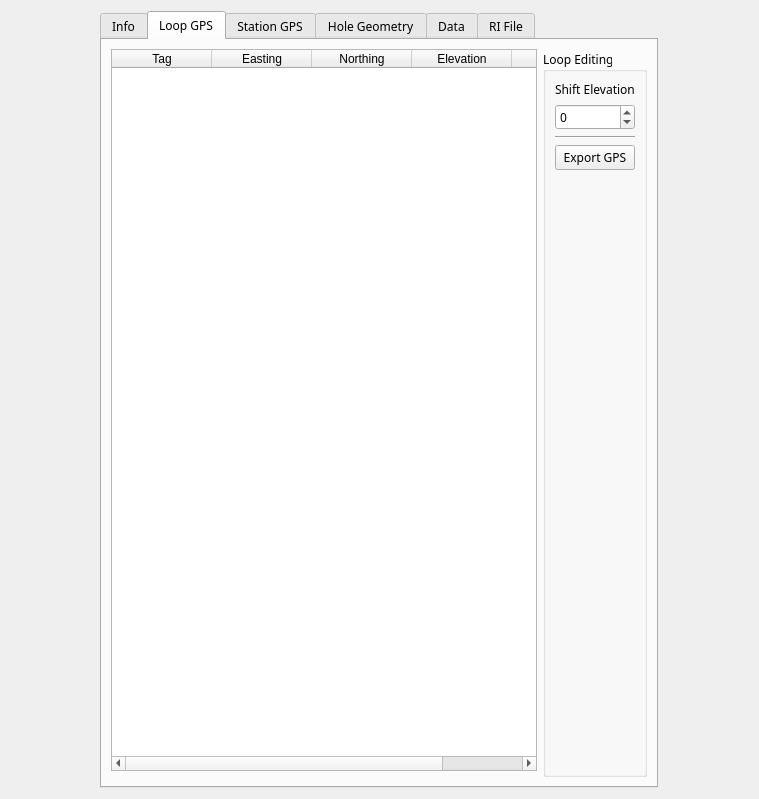
Qt form src/qt_ui/pem_info_widget.ui (Eric-Meunier/Processor-Suite) before a commit.
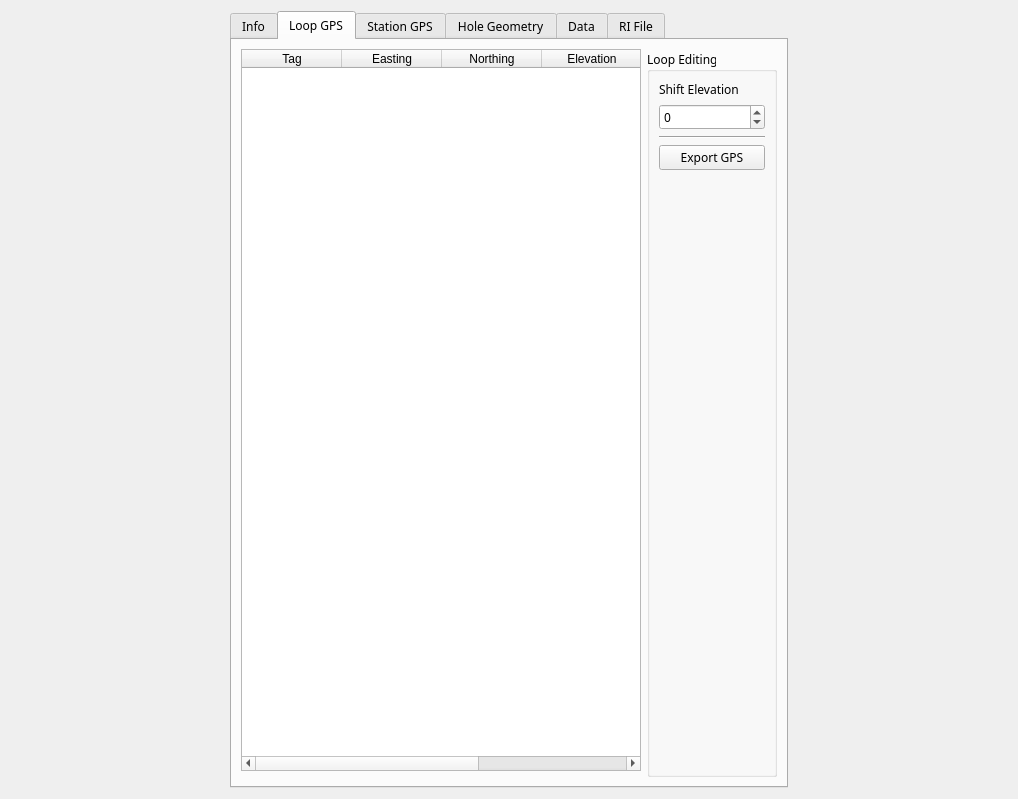
The same form after that commit. The open tabs and pages were chosen to show the change.

Diff of the .ui file:
```diff
--- a/src/qt_ui/pem_info_widget.ui
+++ b/src/qt_ui/pem_info_widget.ui
@@ -6,7 +6,7 @@
    <rect>
     <x>0</x>
     <y>0</y>
-    <width>759</width>
+    <width>1018</width>
     <height>799</height>
    </rect>
   </property>
@@ -36,7 +36,7 @@
      </property>
      <property name="minimumSize">
       <size>
-       <width>400</width>
+       <width>550</width>
        <height>0</height>
       </size>
      </property>
@@ -120,11 +120,23 @@
        <item row="0" column="1" rowspan="2">
         <widget class="QGroupBox" name="loopGPSGroupBox">
          <property name="sizePolicy">
-          <sizepolicy hsizetype="Maximum" vsizetype="Preferred">
+          <sizepolicy hsizetype="Fixed" vsizetype="Preferred">
            <horstretch>0</horstretch>
            <verstretch>0</verstretch>
           </sizepolicy>
          </property>
+         <property name="minimumSize">
+          <size>
+           <width>130</width>
+           <height>0</height>
+          </size>
+         </property>
+         <property name="maximumSize">
+          <size>
+           <width>120</width>
+           <height>16777215</height>
+          </size>
+         </property>
          <property name="title">
           <string>Loop Editing</string>
          </property>
@@ -188,7 +200,7 @@
        <item row="0" column="0">
         <widget class="QTableWidget" name="loopGPSTable">
          <property name="sizePolicy">
-          <sizepolicy hsizetype="Preferred" vsizetype="Expanding">
+          <sizepolicy hsizetype="MinimumExpanding" vsizetype="Expanding">
            <horstretch>0</horstretch>
            <verstretch>0</verstretch>
           </sizepolicy>
```
Left out of the diff: 24 changed lines with no effect on the pictures.
